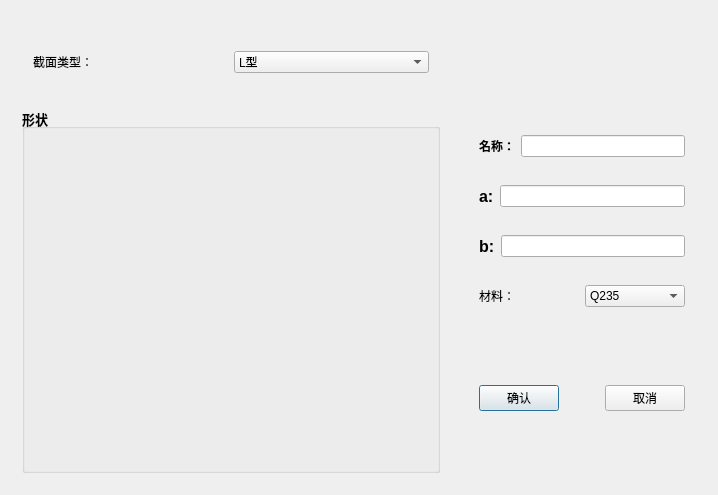
Before: the Qt Designer form TW/Set_Section.ui in Shixuku/Tower-Visual, drawn with Qt 5.
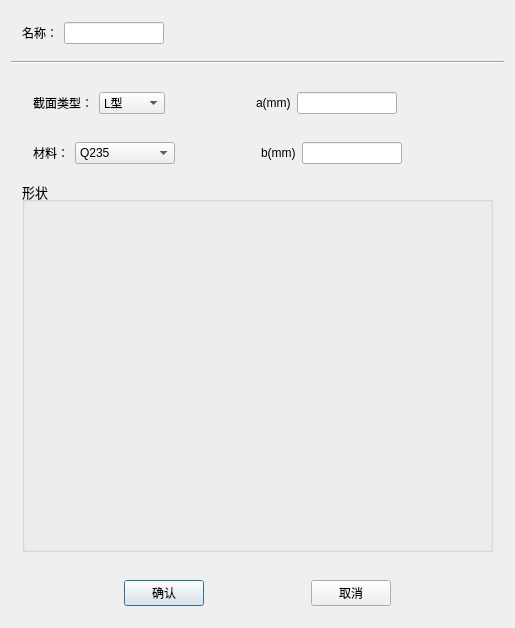
After: the same form once the commit is applied. Icons and pictures are not drawn.

```diff
--- a/TW/Set_Section.ui
+++ b/TW/Set_Section.ui
@@ -6,14 +6,63 @@
    <rect>
     <x>0</x>
     <y>0</y>
-    <width>718</width>
-    <height>495</height>
+    <width>515</width>
+    <height>628</height>
    </rect>
   </property>
   <property name="windowTitle">
    <string>创建截面</string>
   </property>
-  <layout class="QHBoxLayout" name="horizontalLayout_4">
+  <layout class="QVBoxLayout" name="verticalLayout" stretch="0,0,1,0">
+   <item>
+    <widget class="QWidget" name="widget" native="true">
+     <layout class="QHBoxLayout" name="horizontalLayout">
+      <item>
+       <widget class="QLabel" name="label">
+        <property name="font">
+         <font>
+          <weight>50</weight>
+          <bold>false</bold>
+         </font>
+        </property>
+        <property name="text">
+         <string>名称：</string>
+        </property>
+       </widget>
+      </item>
+      <item>
+       <widget class="QLineEdit" name="LEdit_name">
+        <property name="maximumSize">
+         <size>
+          <width>100</width>
+          <height>16777215</height>
+         </size>
+        </property>
+       </widget>
+      </item>
+      <item>
+       <spacer name="horizontalSpacer">
+        <property name="orientation">
+         <enum>Qt::Horizontal</enum>
+        </property>
+        <property name="sizeHint" stdset="0">
+         <size>
+          <width>40</width>
+          <height>20</height>
+         </size>
+        </property>
+       </spacer>
+      </item>
+     </layout>
+    </widget>
+   </item>
+   <item>
+    <widget class="Line" name="line">
+     <property name="orientation">
+      <enum>Qt::Horizontal</enum>
+     </property>
+    </widget>
+   </item>
    <item>
     <widget class="QWidget" name="widget_5" native="true">
      <property name="maximumSize">
@@ -22,7 +71,7 @@
        <height>16777215</height>
       </size>
      </property>
-     <layout class="QVBoxLayout" name="verticalLayout_2">
+     <layout class="QVBoxLayout" name="verticalLayout_2" stretch="0,0,1">
       <item>
        <widget class="QWidget" name="widget_7" native="true">
         <property name="maximumSize">
@@ -53,114 +102,48 @@
            </item>
           </widget>
          </item>
-        </layout>
-       </widget>
-      </item>
-      <item>
-       <widget class="QGroupBox" name="groupBox">
-        <property name="font">
-         <font>
-          <pointsize>10</pointsize>
-          <weight>75</weight>
-          <bold>true</bold>
-         </font>
-        </property>
-        <property name="title">
-         <string>形状</string>
-        </property>
-        <layout class="QHBoxLayout" name="horizontalLayout_6">
          <item>
-          <widget class="QLabel" name="label_2">
-           <property name="styleSheet">
-            <string notr="true">border-image: url(:/ab.png);</string>
+          <spacer name="horizontalSpacer_5">
+           <property name="orientation">
+            <enum>Qt::Horizontal</enum>
            </property>
-           <property name="text">
-            <string/>
+           <property name="sizeHint" stdset="0">
+            <size>
+             <width>40</width>
+             <height>20</height>
+            </size>
            </property>
-          </widget>
+          </spacer>
          </item>
-        </layout>
-       </widget>
-      </item>
-     </layout>
-    </widget>
-   </item>
-   <item>
-    <widget class="QWidget" name="widget_4" native="true">
-     <property name="maximumSize">
-      <size>
-       <width>250</width>
-       <height>16777215</height>
-      </size>
-     </property>
-     <layout class="QVBoxLayout" name="verticalLayout">
-      <item>
-       <spacer name="verticalSpacer">
-        <property name="orientation">
-         <enum>Qt::Vertical</enum>
-        </property>
-        <property name="sizeHint" stdset="0">
-         <size>
-          <width>20</width>
-          <height>40</height>
-         </size>
-        </property>
-       </spacer>
-      </item>
-      <item>
-       <spacer name="verticalSpacer_3">
-        <property name="orientation">
-         <enum>Qt::Vertical</enum>
-        </property>
-        <property name="sizeHint" stdset="0">
-         <size>
-          <width>20</width>
-          <height>40</height>
-         </size>
-        </property>
-       </spacer>
-      </item>
-      <item>
-       <widget class="QWidget" name="widget" native="true">
-        <layout class="QHBoxLayout" name="horizontalLayout">
-         <item>
-          <widget class="QLabel" name="label">
-           <property name="font">
-            <font>
-             <weight>75</weight>
-             <bold>true</bold>
-            </font>
-           </property>
-           <property name="text">
-            <string>名称：</string>
-           </property>
-          </widget>
-         </item>
-         <item>
-          <widget class="QLineEdit" name="LEdit_name"/>
-         </item>
-        </layout>
-       </widget>
-      </item>
-      <item>
-       <widget class="QWidget" name="widget_3" native="true">
-        <layout class="QHBoxLayout" name="horizontalLayout_3">
          <item>
           <widget class="QLabel" name="label_5">
-           <property name="font">
-            <font>
-             <pointsize>12</pointsize>
-             <weight>75</weight>
-             <bold>true</bold>
-            </font>
-           </property>
            <property name="text">
-            <string>a:</string>
+            <string>a(mm)</string>
            </property>
           </widget>
          </item>
          <item>
-          <widget class="QLineEdit" name="LEdit_a"/>
+          <widget class="QLineEdit" name="LEdit_a">
+           <property name="maximumSize">
+            <size>
+             <width>100</width>
+             <height>16777215</height>
+            </size>
+           </property>
+          </widget>
+         </item>
+         <item>
+          <spacer name="horizontalSpacer_7">
+           <property name="orientation">
+            <enum>Qt::Horizontal</enum>
+           </property>
+           <property name="sizeHint" stdset="0">
+            <size>
+             <width>40</width>
+             <height>20</height>
+            </size>
+           </property>
+          </spacer>
          </item>
         </layout>
        </widget>
@@ -169,29 +152,6 @@
        <widget class="QWidget" name="widget_2" native="true">
         <layout class="QHBoxLayout" name="horizontalLayout_2">
          <item>
-          <widget class="QLabel" name="label_4">
-           <property name="font">
-            <font>
-             <pointsize>12</pointsize>
-             <weight>75</weight>
-             <bold>true</bold>
-            </font>
-           </property>
-           <property name="text">
-            <string>b:</string>
-           </property>
-          </widget>
-         </item>
-         <item>
-          <widget class="QLineEdit" name="LEdit_b"/>
-         </item>
-        </layout>
-       </widget>
-      </item>
-      <item>
-       <widget class="QWidget" name="widget_8" native="true">
-        <layout class="QHBoxLayout" name="horizontalLayout_8">
-         <item>
           <widget class="QLabel" name="label_6">
            <property name="text">
             <string>材料：</string>
@@ -200,6 +160,12 @@
          </item>
          <item>
           <widget class="QComboBox" name="comboBox_2">
+           <property name="minimumSize">
+            <size>
+             <width>100</width>
+             <height>0</height>
+            </size>
+           </property>
            <item>
             <property name="text">
              <string>Q235</string>
@@ -217,34 +183,38 @@
            </item>
           </widget>
          </item>
-        </layout>
-       </widget>
-      </item>
-      <item>
-       <spacer name="verticalSpacer_4">
-        <property name="orientation">
-         <enum>Qt::Vertical</enum>
-        </property>
-        <property name="sizeHint" stdset="0">
-         <size>
-          <width>20</width>
-          <height>40</height>
-         </size>
-        </property>
-       </spacer>
-      </item>
-      <item>
-       <widget class="QWidget" name="widget_6" native="true">
-        <layout class="QHBoxLayout" name="horizontalLayout_5">
          <item>
-          <widget class="QPushButton" name="btn_ok">
+          <spacer name="horizontalSpacer_6">
+           <property name="orientation">
+            <enum>Qt::Horizontal</enum>
+           </property>
+           <property name="sizeHint" stdset="0">
+            <size>
+             <width>40</width>
+             <height>20</height>
+            </size>
+           </property>
+          </spacer>
+         </item>
+         <item>
+          <widget class="QLabel" name="label_4">
            <property name="text">
-            <string>确认</string>
+            <string>b(mm)</string>
            </property>
           </widget>
          </item>
          <item>
-          <spacer name="horizontalSpacer">
+          <widget class="QLineEdit" name="LEdit_b">
+           <property name="maximumSize">
+            <size>
+             <width>100</width>
+             <height>16777215</height>
+            </size>
+           </property>
+          </widget>
+         </item>
+         <item>
+          <spacer name="horizontalSpacer_8">
            <property name="orientation">
             <enum>Qt::Horizontal</enum>
            </property>
@@ -256,25 +226,90 @@
            </property>
           </spacer>
          </item>
+        </layout>
+       </widget>
+      </item>
+      <item>
+       <widget class="QGroupBox" name="groupBox">
+        <property name="font">
+         <font>
+          <pointsize>10</pointsize>
+          <weight>50</weight>
+          <bold>false</bold>
+         </font>
+        </property>
+        <property name="title">
+         <string>形状</string>
+        </property>
+        <layout class="QHBoxLayout" name="horizontalLayout_6">
          <item>
-          <widget class="QPushButton" name="btn_cancle">
+          <widget class="QLabel" name="label_2">
            <property name="text">
-            <string>取消</string>
+            <string/>
            </property>
+           <property name="alignment">
+            <set>Qt::AlignCenter</set>
+           </property>
           </widget>
          </item>
         </layout>
        </widget>
       </item>
+     </layout>
+    </widget>
+   </item>
+   <item>
+    <widget class="QWidget" name="widget_6" native="true">
+     <layout class="QHBoxLayout" name="horizontalLayout_5">
       <item>
-       <spacer name="verticalSpacer_2">
+       <spacer name="horizontalSpacer_2">
         <property name="orientation">
-         <enum>Qt::Vertical</enum>
+         <enum>Qt::Horizontal</enum>
         </property>
         <property name="sizeHint" stdset="0">
          <size>
-          <width>20</width>
-          <height>40</height>
+          <width>40</width>
+          <height>20</height>
+         </size>
+        </property>
+       </spacer>
+      </item>
+      <item>
+       <widget class="QPushButton" name="btn_ok">
+        <property name="text">
+         <string>确认</string>
+        </property>
+       </widget>
+      </item>
+      <item>
+       <spacer name="horizontalSpacer_4">
+        <property name="orientation">
+         <enum>Qt::Horizontal</enum>
+        </property>
+        <property name="sizeHint" stdset="0">
+         <size>
+          <width>40</width>
+          <height>20</height>
+         </size>
+        </property>
+       </spacer>
+      </item>
+      <item>
+       <widget class="QPushButton" name="btn_cancle">
+        <property name="text">
+         <string>取消</string>
+        </property>
+       </widget>
+      </item>
+      <item>
+       <spacer name="horizontalSpacer_3">
+        <property name="orientation">
+         <enum>Qt::Horizontal</enum>
+        </property>
+        <property name="sizeHint" stdset="0">
+         <size>
+          <width>40</width>
+          <height>20</height>
          </size>
         </property>
        </spacer>
```
Left out of the diff: 4 changed lines with no effect on the pictures.
